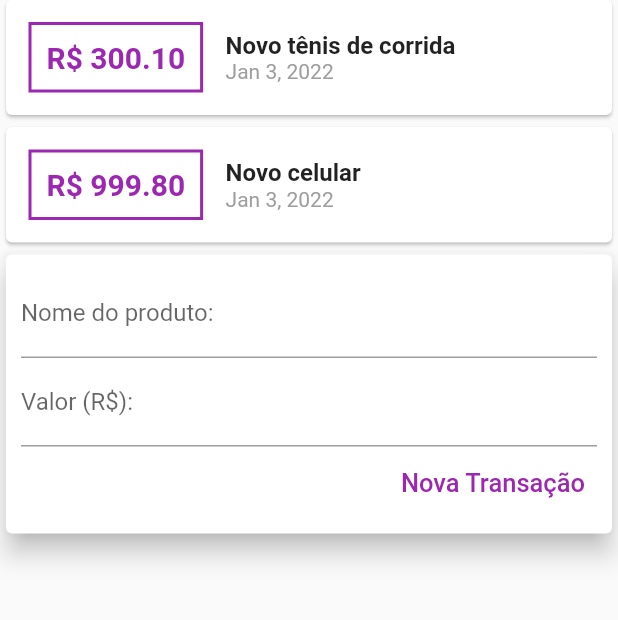
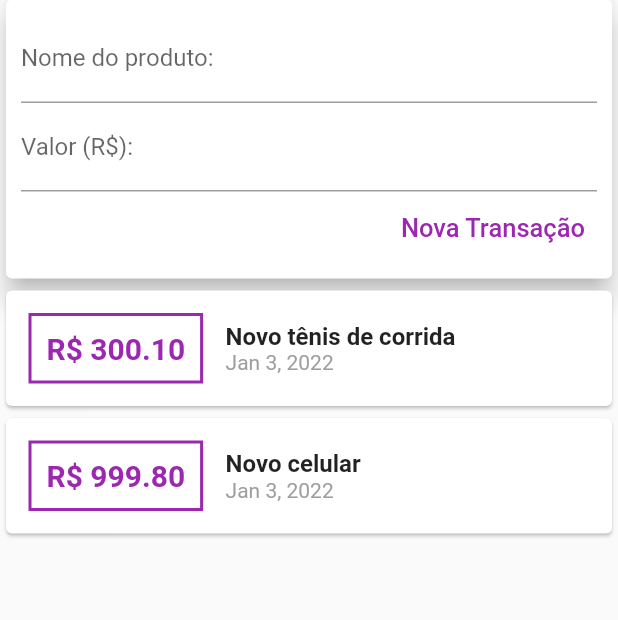
Before and after one commit to e-medeiros1/controle_de_despesas, a Flutter app: the screen it shows after launch, on a phone screen of 412 x 824 dp, the part 137-757 px from its top. Run offline on Flutter 3.47's test engine with Material 2 defaults, Android fonts, the phone set to English and light mode, and no system bars.

Commit message:
Utilização do SingleChildScrollView nas transações

```diff
--- a/lib/components/transaction_list.dart
+++ b/lib/components/transaction_list.dart
@@ -13,7 +13,10 @@ class TransactionList extends StatelessWidget {
 
   @override
   Widget build(BuildContext context) {
-    return Column(
+    return Container(
+      height: 500,
+      child: SingleChildScrollView(
+        child: Column(
           children: transactions.map((tr) {
             return Card(
               child: Row(
@@ -36,8 +39,8 @@ class TransactionList extends StatelessWidget {
                     children: [
                       //Título da compra
                       Text(tr.title,
-                      style:
-                          TextStyle(fontSize: 16, fontWeight: FontWeight.bold)),
+                          style: TextStyle(
+                              fontSize: 16, fontWeight: FontWeight.bold)),
                       //Data da compra
                       Text(DateFormat('MMM d, y').format(tr.date),
                           style: TextStyle(color: Colors.grey)),
@@ -47,6 +50,8 @@ class TransactionList extends StatelessWidget {
               ),
             );
           }).toList(),
+        ),
+      ),
     );
   }
 }
--- a/lib/components/transaction_user.dart
+++ b/lib/components/transaction_user.dart
@@ -44,8 +44,8 @@ class _TransactionUserState extends State<TransactionUser> {
   Widget build(BuildContext context) {
     return Column(
       children: <Widget>[
+        TransactionForm(_addTransaction),
         TransactionList(transactions: _transaction),
-        TransactionForm(_addTransaction),
       ],
     );
   }
--- a/lib/despesas.dart
+++ b/lib/despesas.dart
@@ -19,7 +19,8 @@ class _DespesasState extends State<Despesas> {
           foregroundColor: Colors.white,
           title: Center(child: Text('Despesas pessoais')),
         ),
-        body: Column(
+        body: SingleChildScrollView(
+          child: Column(
             crossAxisAlignment: CrossAxisAlignment.stretch,
             children: [
               SizedBox(
@@ -35,6 +36,7 @@ class _DespesasState extends State<Despesas> {
               ),
               TransactionUser(),
             ],
+          ),
         ));
   }
 }
```
Also changed, not shown: lib/components/transaction_form.dart (+0 -7 lines). Lines whose indentation alone changed are shown as unchanged.
